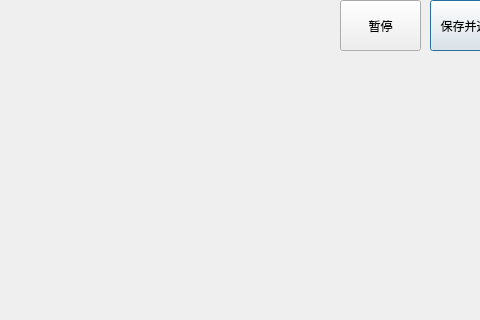
Loganloxsins/Inner-TD-Tale, file forms/gamewindow.ui: the form before one commit; both pictures show x 590 to 1070 and y 0 to 320 of the 1200 by 1000 pixel window.
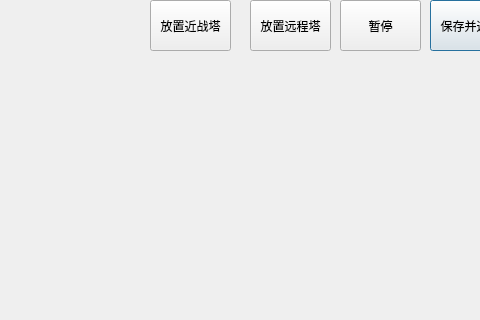
The form after the commit.

```diff
--- a/forms/gamewindow.ui
+++ b/forms/gamewindow.ui
@@ -39,6 +39,32 @@
     <string>暂停</string>
    </property>
   </widget>
+  <widget class="QPushButton" name="pushButton_PlantMeele">
+   <property name="geometry">
+    <rect>
+     <x>840</x>
+     <y>0</y>
+     <width>81</width>
+     <height>51</height>
+    </rect>
+   </property>
+   <property name="text">
+    <string>放置远程塔</string>
+   </property>
+  </widget>
+  <widget class="QPushButton" name="pushButton_PlantRemote">
+   <property name="geometry">
+    <rect>
+     <x>740</x>
+     <y>0</y>
+     <width>81</width>
+     <height>51</height>
+    </rect>
+   </property>
+   <property name="text">
+    <string>放置近战塔</string>
+   </property>
+  </widget>
  </widget>
  <resources/>
  <connections/>
```
